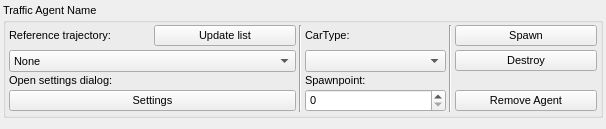
Old version of the form modules/agentmanager/action/agents/ui/trafficvehicletab.ui in the repository tud-hri/joan.
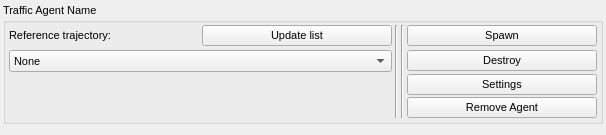
New version of the form.

Commit message: Almost done with traffic vehicle settings

What changed in the file:
```diff
--- a/modules/agentmanager/action/agents/ui/trafficvehicletab.ui
+++ b/modules/agentmanager/action/agents/ui/trafficvehicletab.ui
@@ -58,29 +58,29 @@
       <property name="verticalSpacing">
        <number>2</number>
       </property>
-      <item row="0" column="5">
-       <widget class="QLabel" name="label_2">
-        <property name="font">
-         <font>
-          <pointsize>8</pointsize>
-         </font>
+      <item row="0" column="4" rowspan="5">
+       <widget class="Line" name="line_3">
+        <property name="orientation">
+         <enum>Qt::Vertical</enum>
         </property>
-        <property name="text">
-         <string>CarType:</string>
+       </widget>
+      </item>
+      <item row="0" column="5" rowspan="5">
+       <widget class="Line" name="line">
+        <property name="orientation">
+         <enum>Qt::Vertical</enum>
         </property>
        </widget>
       </item>
-      <item row="3" column="5">
-       <widget class="QLabel" name="lblSpawnpoints">
+      <item row="2" column="6">
+       <widget class="QPushButton" name="btn_destroy">
         <property name="font">
          <font>
           <pointsize>8</pointsize>
-          <weight>50</weight>
-          <bold>false</bold>
          </font>
         </property>
         <property name="text">
-         <string>Spawnpoint:</string>
+         <string>Destroy</string>
         </property>
        </widget>
       </item>
@@ -112,7 +112,7 @@
         </item>
        </widget>
       </item>
-      <item row="4" column="7">
+      <item row="4" column="6">
        <widget class="QPushButton" name="btn_remove_traffic_agent">
         <property name="font">
          <font>
@@ -124,6 +124,26 @@
         </property>
        </widget>
       </item>
+      <item row="0" column="3">
+       <widget class="QPushButton" name="btn_update_hcr_list">
+        <property name="sizePolicy">
+         <sizepolicy hsizetype="Preferred" vsizetype="Preferred">
+          <horstretch>0</horstretch>
+          <verstretch>0</verstretch>
+         </sizepolicy>
+        </property>
+        <property name="font">
+         <font>
+          <pointsize>8</pointsize>
+          <weight>50</weight>
+          <bold>false</bold>
+         </font>
+        </property>
+        <property name="text">
+         <string>Update list</string>
+        </property>
+       </widget>
+      </item>
       <item row="0" column="2">
        <widget class="QLabel" name="lblHcrtitle">
         <property name="font">
@@ -138,7 +158,7 @@
         </property>
        </widget>
       </item>
-      <item row="0" column="7">
+      <item row="0" column="6">
        <widget class="QPushButton" name="btn_spawn">
         <property name="font">
          <font>
@@ -150,72 +170,8 @@
         </property>
        </widget>
       </item>
-      <item row="2" column="5">
-       <widget class="QComboBox" name="combo_car_type">
-        <property name="font">
-         <font>
-          <pointsize>8</pointsize>
-         </font>
-        </property>
-       </widget>
-      </item>
-      <item row="4" column="5">
-       <widget class="QSpinBox" name="spin_spawn_points">
-        <property name="font">
-         <font>
-          <pointsize>8</pointsize>
-         </font>
-        </property>
-       </widget>
-      </item>
-      <item row="2" column="7">
-       <widget class="QPushButton" name="btn_destroy">
-        <property name="font">
-         <font>
-          <pointsize>8</pointsize>
-         </font>
-        </property>
-        <property name="text">
-         <string>Destroy</string>
-        </property>
-       </widget>
-      </item>
-      <item row="0" column="6" rowspan="5">
-       <widget class="Line" name="line">
-        <property name="orientation">
-         <enum>Qt::Vertical</enum>
-        </property>
-       </widget>
-      </item>
-      <item row="0" column="4" rowspan="5">
-       <widget class="Line" name="line_3">
-        <property name="orientation">
-         <enum>Qt::Vertical</enum>
-        </property>
-       </widget>
-      </item>
-      <item row="0" column="3">
-       <widget class="QPushButton" name="btn_update_hcr_list">
-        <property name="sizePolicy">
-         <sizepolicy hsizetype="Preferred" vsizetype="Preferred">
-          <horstretch>0</horstretch>
-          <verstretch>0</verstretch>
-         </sizepolicy>
-        </property>
-        <property name="font">
-         <font>
-          <pointsize>8</pointsize>
-          <weight>50</weight>
-          <bold>false</bold>
-         </font>
-        </property>
-        <property name="text">
-         <string>Update list</string>
-        </property>
-       </widget>
-      </item>
-      <item row="4" column="2" colspan="2">
-       <widget class="QPushButton" name="btn_traffic_car_settings">
+      <item row="3" column="6">
+       <widget class="QPushButton" name="btn_settings">
         <property name="font">
          <font>
           <pointsize>8</pointsize>
@@ -226,18 +182,6 @@
         </property>
        </widget>
       </item>
-      <item row="3" column="2">
-       <widget class="QLabel" name="label">
-        <property name="font">
-         <font>
-          <pointsize>8</pointsize>
-         </font>
-        </property>
-        <property name="text">
-         <string>Open settings dialog:</string>
-        </property>
-       </widget>
-      </item>
      </layout>
     </widget>
    </item>
```
The commit also changes 6 other files.
